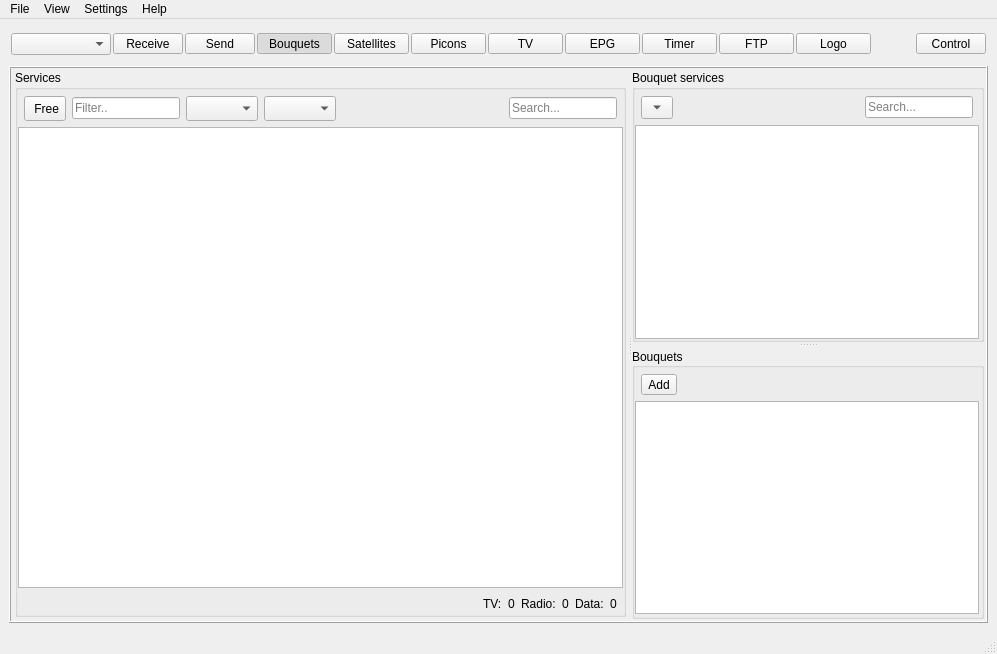
The window that app/ui/res/main.ui (DYefremov/E2Toolkit) describes before a commit, drawn with Qt 5.
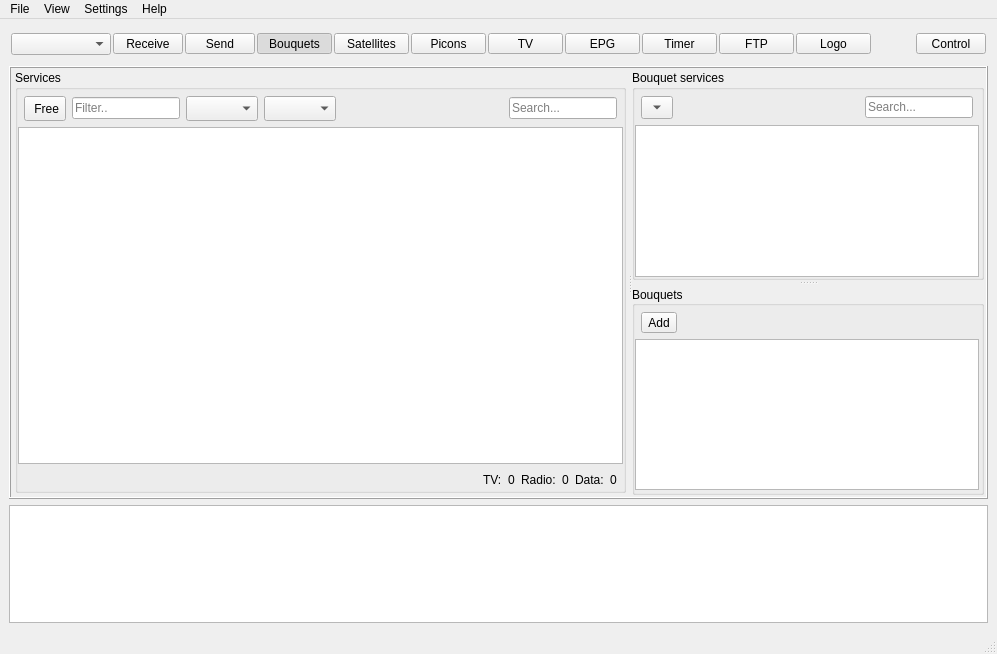
The same window after the commit. Icons and pictures are not drawn.

Diff of the .ui file:
```diff
--- a/app/ui/res/main.ui
+++ b/app/ui/res/main.ui
@@ -573,7 +573,17 @@
                 </layout>
                </item>
                <item>
-                <widget class="QTableView" name="services_view"/>
+                <widget class="QTableView" name="services_view">
+                 <property name="selectionMode">
+                  <enum>QAbstractItemView::MultiSelection</enum>
+                 </property>
+                 <property name="selectionBehavior">
+                  <enum>QAbstractItemView::SelectRows</enum>
+                 </property>
+                 <property name="sortingEnabled">
+                  <bool>true</bool>
+                 </property>
+                </widget>
                </item>
                <item>
                 <layout class="QHBoxLayout" name="services_bottom_layout">
@@ -856,6 +866,22 @@
       </layout>
      </widget>
     </item>
+    <item row="2" column="0">
+     <widget class="QTextBrowser" name="log_text_browser">
+      <property name="minimumSize">
+       <size>
+        <width>0</width>
+        <height>100</height>
+       </size>
+      </property>
+      <property name="maximumSize">
+       <size>
+        <width>16777215</width>
+        <height>250</height>
+       </size>
+      </property>
+     </widget>
+    </item>
    </layout>
   </widget>
   <widget class="QMenuBar" name="menu_bar">
```
Left out of the diff: 41 changed lines with no effect on the pictures.
